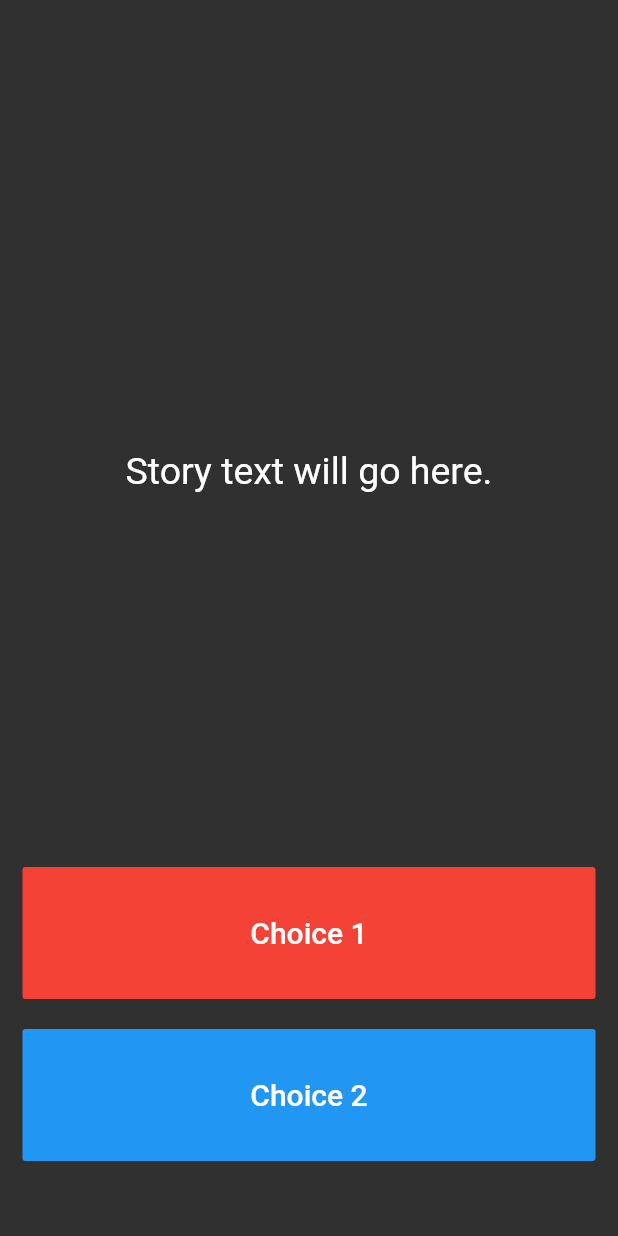
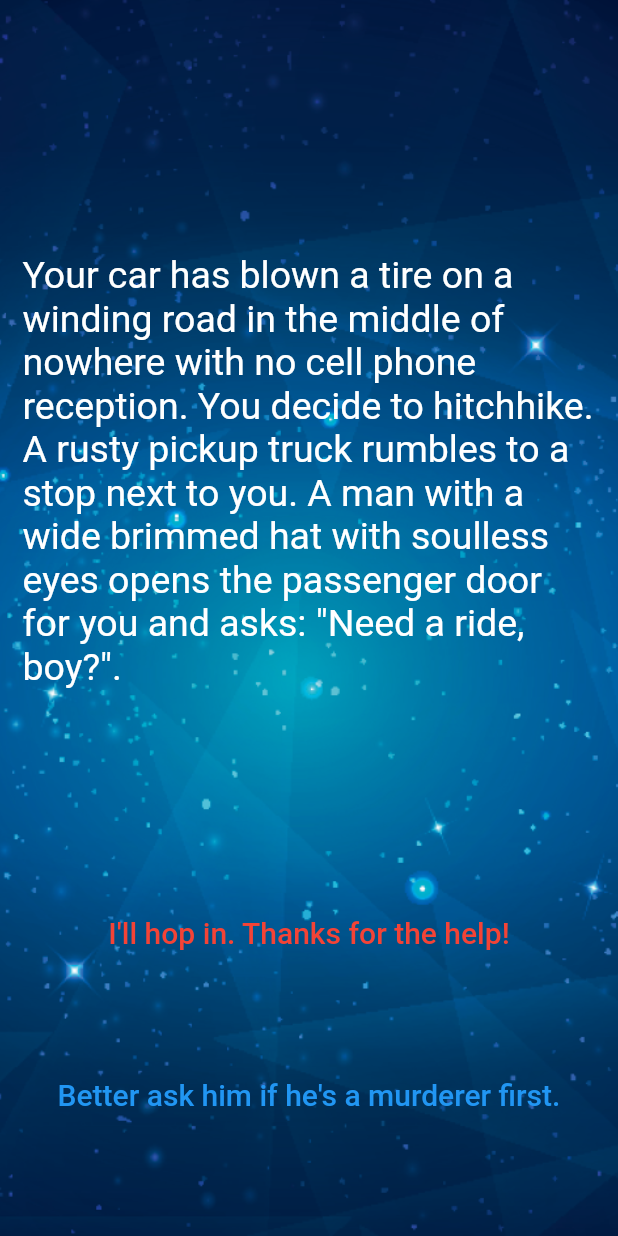
Before and after one commit to clippefuentes/DestiniFlutter, a Flutter app: the screen it shows after launch, on a phone screen of 412 x 824 dp. Run offline on Flutter 3.47's test engine with Material 2 defaults, Android fonts, the phone set to English and light mode, and no system bars.

Commit message:
finish 1 - 15 todos

```diff
--- a/lib/main.dart
+++ b/lib/main.dart
@@ -1,6 +1,5 @@
+import 'package:destini_challenge_starting/story_brain.dart';
 import 'package:flutter/material.dart';
-
-//TODO: Step 15 - Run the app and see if you can see the screen update with the first story. Delete this TODO if it looks as you expected.
 
 void main() => runApp(Destini());
 
@@ -13,7 +12,7 @@ class Destini extends StatelessWidget {
   }
 }
 
-//TODO: Step 9 - Create a new storyBrain object from the StoryBrain class.
+StoryBrain storyBrain = new StoryBrain();
 
 class StoryPage extends StatefulWidget {
   _StoryPageState createState() => _StoryPageState();
@@ -24,8 +23,13 @@ class _StoryPageState extends State<StoryPage> {
   Widget build(BuildContext context) {
     return Scaffold(
       body: Container(
-        //TODO: Step 1 - Add background.png to this Container as a background image.
         padding: EdgeInsets.symmetric(vertical: 50.0, horizontal: 15.0),
+        decoration: BoxDecoration(
+          image: DecorationImage(
+            fit: BoxFit.cover,
+            image: AssetImage('images/background.png')
+          )
+        ),
         constraints: BoxConstraints.expand(),
         child: SafeArea(
           child: Column(
@@ -35,8 +39,7 @@ class _StoryPageState extends State<StoryPage> {
                 flex: 12,
                 child: Center(
                   child: Text(
-                    //TODO: Step 10 - use the storyBrain to get the first story title and display it in this Text Widget.
-                    'Story text will go here.',
+                    storyBrain.getStory(),
                     style: TextStyle(
                       fontSize: 25.0,
                     ),
@@ -45,15 +48,16 @@ class _StoryPageState extends State<StoryPage> {
               ),
               Expanded(
                 flex: 2,
-                child: FlatButton(
+                child: TextButton(
                   onPressed: () {
                     //Choice 1 made by user.
                     //TODO: Step 18 - Call the nextStory() method from storyBrain and pass the number 1 as the choice made by the user.
                   },
-                  color: Colors.red,
+                  style: TextButton.styleFrom(
+                    foregroundColor: Colors.red,
+                  ),
                   child: Text(
-                    //TODO: Step 13 - Use the storyBrain to get the text for choice 1.
-                    'Choice 1',
+                    storyBrain.getChoice1(),
                     style: TextStyle(
                       fontSize: 20.0,
                     ),
@@ -67,15 +71,16 @@ class _StoryPageState extends State<StoryPage> {
                 flex: 2,
                 //TODO: Step 26 - Use a Flutter Visibility Widget to wrap this FlatButton.
                 //TODO: Step 28 - Set the "visible" property of the Visibility Widget to equal the output from the buttonShouldBeVisible() method in the storyBrain.
-                child: FlatButton(
+                child: TextButton(
                   onPressed: () {
                     //Choice 2 made by user.
                     //TODO: Step 19 - Call the nextStory() method from storyBrain and pass the number 2 as the choice made by the user.
                   },
-                  color: Colors.blue,
+                  style: TextButton.styleFrom(
+                    foregroundColor: Colors.blue,
+                  ),
                   child: Text(
-                    //TODO: Step 14 - Use the storyBrain to get the text for choice 2.
-                    'Choice 2',
+                    storyBrain.getChoice2(),
                     style: TextStyle(
                       fontSize: 20.0,
                     ),
--- a/lib/story_brain.dart
+++ b/lib/story_brain.dart
@@ -1,48 +1,52 @@
-//TODO: Step 6 - import the story.dart file into this file.
+import 'story.dart';
 
-//TODO: Step 5 - Create a new class called StoryBrain.
+class StoryBrain {
+  List<Story> _storyData = [
+    Story(
+        storyTitle:
+            'Your car has blown a tire on a winding road in the middle of nowhere with no cell phone reception. You decide to hitchhike. A rusty pickup truck rumbles to a stop next to you. A man with a wide brimmed hat with soulless eyes opens the passenger door for you and asks: "Need a ride, boy?".',
+        choice1: 'I\'ll hop in. Thanks for the help!',
+        choice2: 'Better ask him if he\'s a murderer first.'),
+    Story(
+        storyTitle: 'He nods slowly, unphased by the question.',
+        choice1: 'At least he\'s honest. I\'ll climb in.',
+        choice2: 'Wait, I know how to change a tire.'),
+    Story(
+        storyTitle:
+            'As you begin to drive, the stranger starts talking about his relationship with his mother. He gets angrier and angrier by the minute. He asks you to open the glovebox. Inside you find a bloody knife, two severed fingers, and a cassette tape of Elton John. He reaches for the glove box.',
+        choice1: 'I love Elton John! Hand him the cassette tape.',
+        choice2: 'It\'s him or me! You take the knife and stab him.'),
+    Story(
+        storyTitle:
+            'What? Such a cop out! Did you know traffic accidents are the second leading cause of accidental death for most adult age groups?',
+        choice1: 'Restart',
+        choice2: ''),
+    Story(
+        storyTitle:
+            'As you smash through the guardrail and careen towards the jagged rocks below you reflect on the dubious wisdom of stabbing someone while they are driving a car you are in.',
+        choice1: 'Restart',
+        choice2: ''),
+    Story(
+        storyTitle:
+            'You bond with the murderer while crooning verses of "Can you feel the love tonight". He drops you off at the next town. Before you go he asks you if you know any good places to dump bodies. You reply: "Try the pier".',
+        choice1: 'Restart',
+        choice2: '')
+  ];
 
-//TODO: Step 7 - Uncomment the lines below to include storyData as a private property in StoryBrain. Hint: You might need to change something in story.dart to make this work.
+  String getStory() {
+    return _storyData[0].storyTitle;
+  }
 
-//List<Story> _storyData = [
-//  Story(
-//      storyTitle:
-//      'Your car has blown a tire on a winding road in the middle of nowhere with no cell phone reception. You decide to hitchhike. A rusty pickup truck rumbles to a stop next to you. A man with a wide brimmed hat with soulless eyes opens the passenger door for you and asks: "Need a ride, boy?".',
-//      choice1: 'I\'ll hop in. Thanks for the help!',
-//      choice2: 'Better ask him if he\'s a murderer first.'),
-//  Story(
-//      storyTitle: 'He nods slowly, unphased by the question.',
-//      choice1: 'At least he\'s honest. I\'ll climb in.',
-//      choice2: 'Wait, I know how to change a tire.'),
-//  Story(
-//      storyTitle:
-//      'As you begin to drive, the stranger starts talking about his relationship with his mother. He gets angrier and angrier by the minute. He asks you to open the glovebox. Inside you find a bloody knife, two severed fingers, and a cassette tape of Elton John. He reaches for the glove box.',
-//      choice1: 'I love Elton John! Hand him the cassette tape.',
-//      choice2: 'It\'s him or me! You take the knife and stab him.'),
-//  Story(
-//      storyTitle:
-//      'What? Such a cop out! Did you know traffic accidents are the second leading cause of accidental death for most adult age groups?',
-//      choice1: 'Restart',
-//      choice2: ''),
-//  Story(
-//      storyTitle:
-//      'As you smash through the guardrail and careen towards the jagged rocks below you reflect on the dubious wisdom of stabbing someone while they are driving a car you are in.',
-//      choice1: 'Restart',
-//      choice2: ''),
-//  Story(
-//      storyTitle:
-//      'You bond with the murderer while crooning verses of "Can you feel the love tonight". He drops you off at the next town. Before you go he asks you if you know any good places to dump bodies. You reply: "Try the pier".',
-//      choice1: 'Restart',
-//      choice2: '')
-//];
+  String getChoice1() {
+    return _storyData[0].choice1;
+  }
+
+  String getChoice2() {
+    return _storyData[0].choice2;
+  }
+}
 
 //TODO: Step 23 - Use the storyNumber property inside getStory(), getChoice1() and getChoice2() so that it gets the updated story and choices rather than always just the first (0th) one.
-
-//TODO: Step 8 - Create a method called getStory() that returns the first storyTitle from _storyData.
-
-//TODO: Step 11 - Create a method called getChoice1() that returns the text for the first choice1 from _storyData.
-
-//TODO: Step 12 - Create a method called getChoice2() that returns the text for the first choice2 from _storyData.
 
 //TODO: Step 25 - Change the storyNumber property into a private property so that only story_brain.dart has access to it. You can do this by right clicking on the name (storyNumber) and selecting Refactor -> Rename to make the change across all the places where it's used.
 
```
Also changed, not shown: lib/story.dart (+6 -4 lines).
